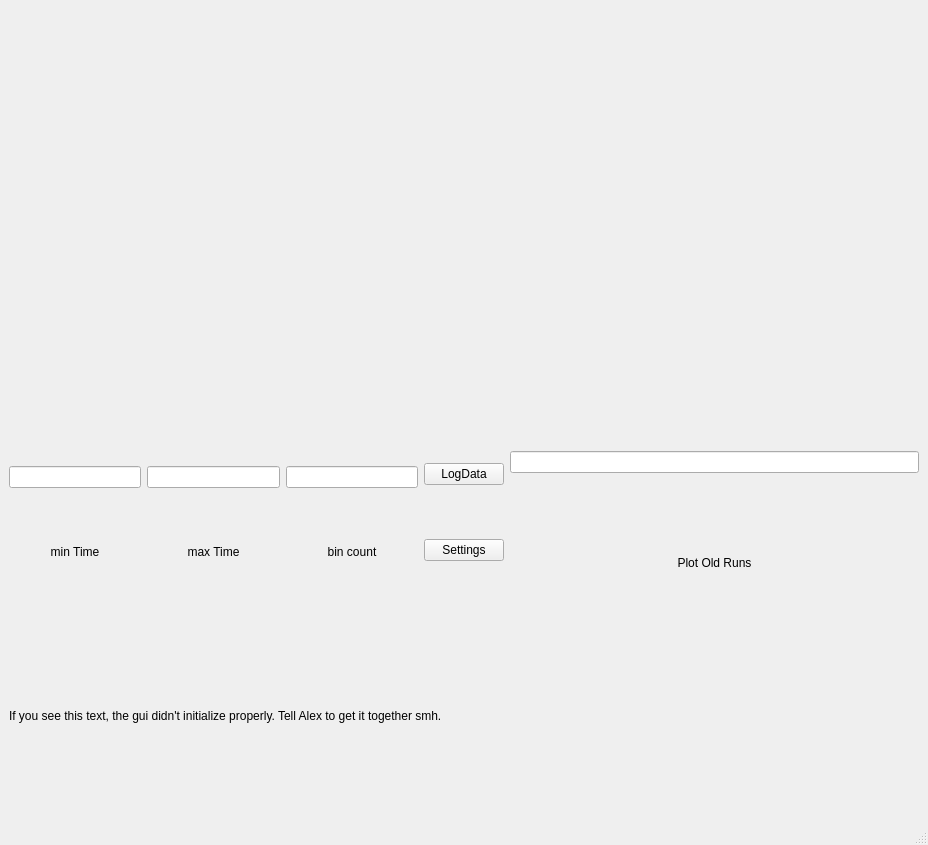
Old version of the form TDC/TDCGUI_MultiWindow.ui in the repository gmondee/BigGUI.
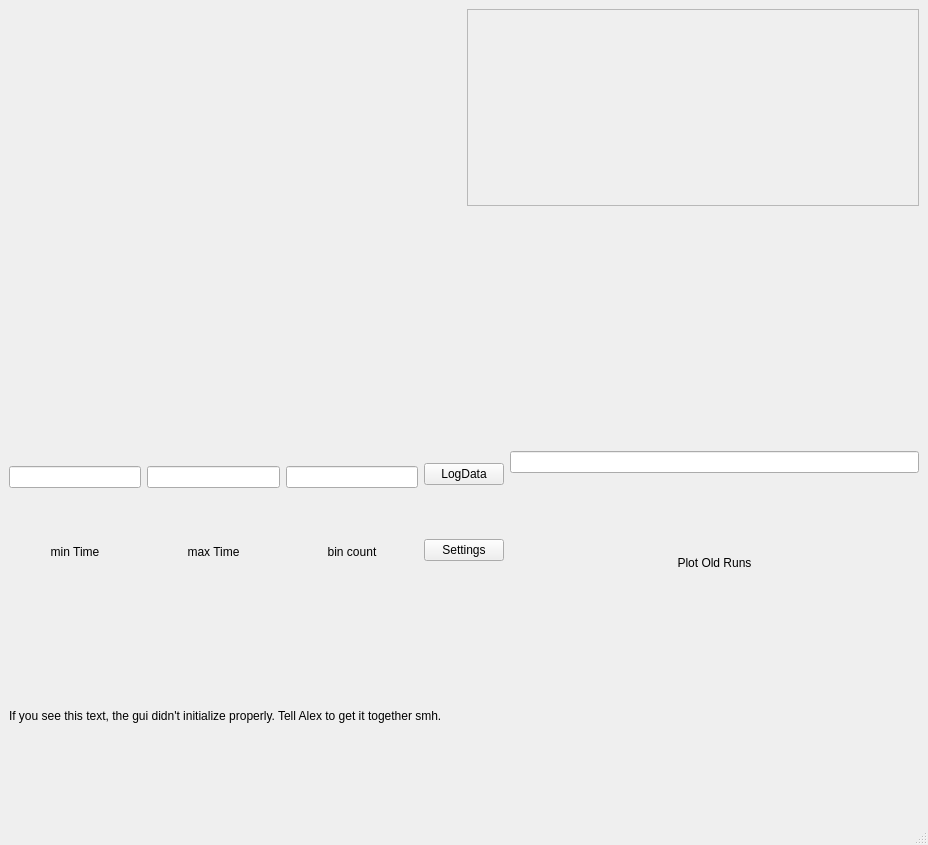
New version of the form. Custom widgets are drawn as their Qt base class.

```diff
--- a/TDC/TDCGUI_MultiWindow.ui
+++ b/TDC/TDCGUI_MultiWindow.ui
@@ -174,7 +174,14 @@
        </widget>
       </item>
       <item>
-       <widget class="QWidget" name="TableWidgetOldPlots" native="true"/>
+       <widget class="QFrame" name="oldPlotListFrame">
+        <property name="frameShape">
+         <enum>QFrame::Shape::StyledPanel</enum>
+        </property>
+        <property name="frameShadow">
+         <enum>QFrame::Shadow::Raised</enum>
+        </property>
+       </widget>
       </item>
      </layout>
     </item>
```
